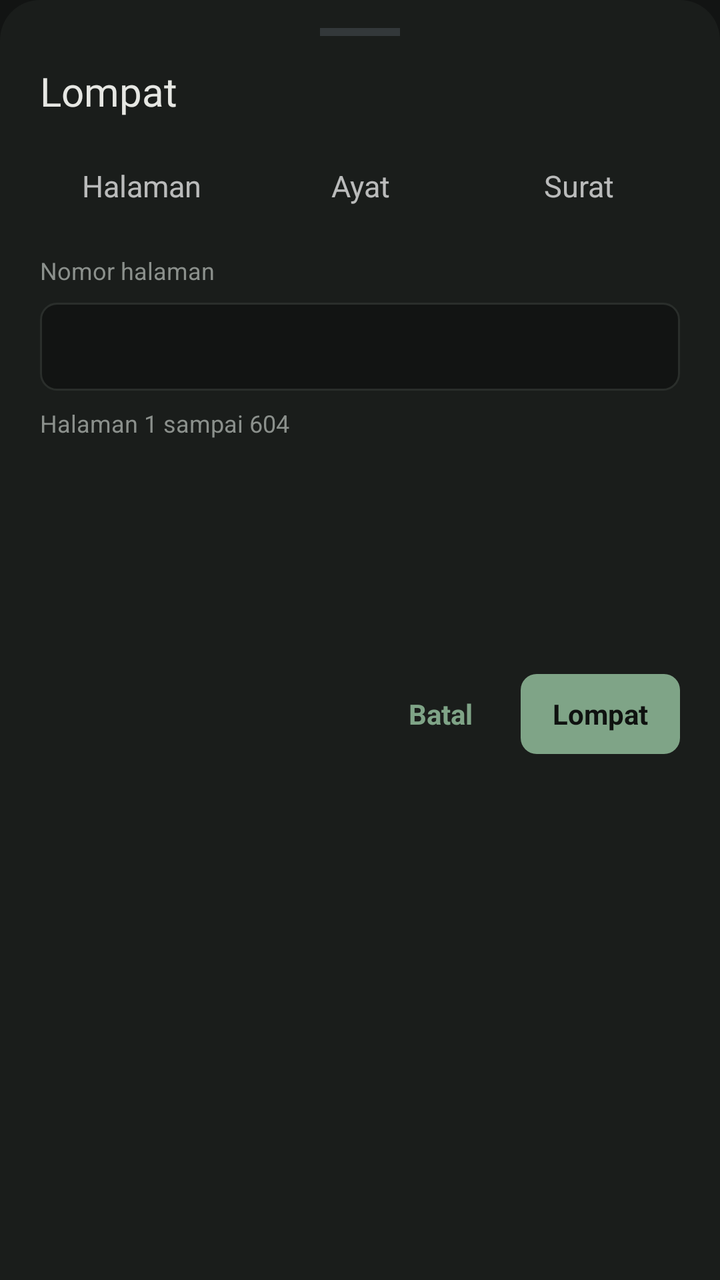
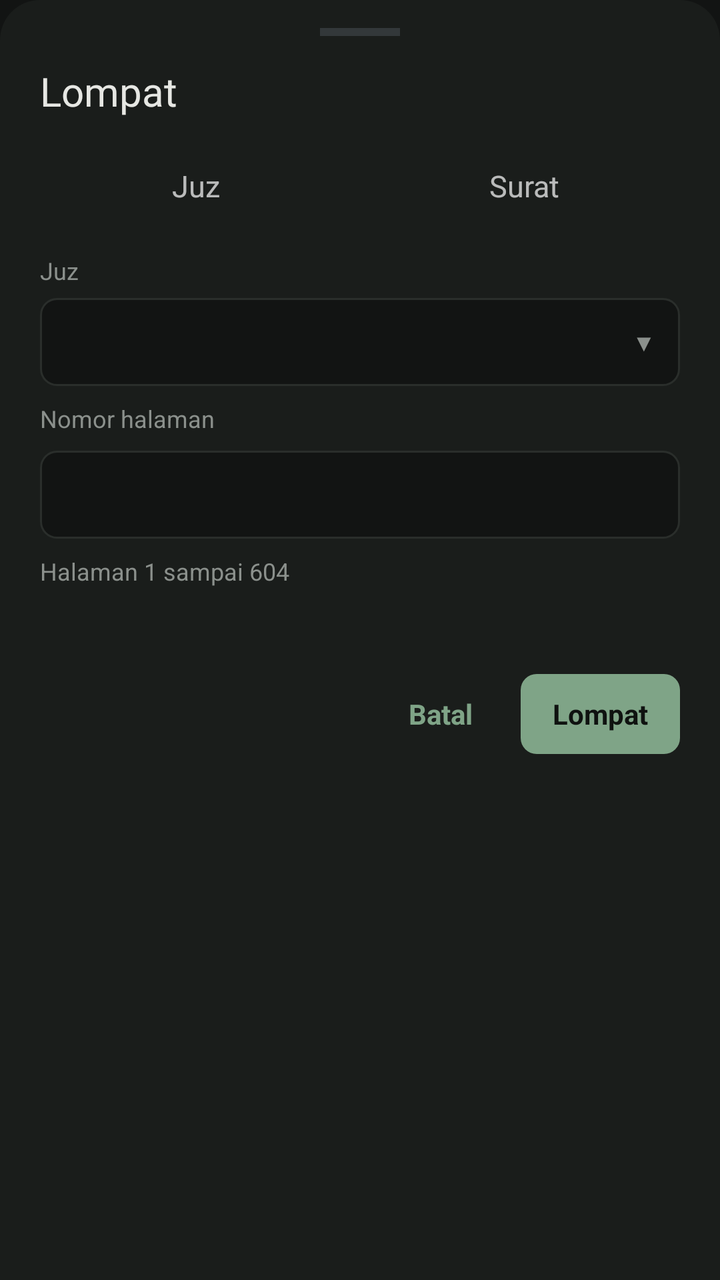

The first picture is an Android layout as it rendered before a commit; the second is the same layout after the commit. The layout source and the unified diff follow.
<!-- AndroidManifest.xml: application theme Theme.Alquran -->
<!-- res/layout/dialog_lompat.xml -->
<?xml version="1.0" encoding="utf-8"?>
<LinearLayout xmlns:android="http://schemas.android.com/apk/res/android"
    android:layout_width="match_parent"
    android:layout_height="match_parent"
    android:background="@drawable/bg_sheet"
    android:clipChildren="false"
    android:orientation="vertical"
    android:paddingStart="20dp"
    android:paddingTop="14dp"
    android:paddingEnd="20dp"
    android:paddingBottom="24dp">

    <View
        android:layout_width="40dp"
        android:layout_height="4dp"
        android:layout_gravity="center_horizontal"
        android:background="@color/frame" />

    <TextView
        android:layout_width="wrap_content"
        android:layout_height="wrap_content"
        android:layout_marginTop="14dp"
        android:fontFamily="@font/cardo_bold"
        android:text="@string/lompat_judul"
        android:textColor="@color/text"
        android:textSize="20sp" />

    <LinearLayout
        android:layout_width="match_parent"
        android:layout_height="40dp"
        android:layout_marginTop="14dp"
        android:orientation="horizontal">

        <TextView
            android:id="@+id/tab_halaman"
            android:layout_width="0dp"
            android:layout_height="match_parent"
            android:layout_weight="1"
            android:gravity="center"
            android:text="@string/lompat_halaman"
            android:textSize="15sp" />

        <TextView
            android:id="@+id/tab_ayat"
            android:layout_width="0dp"
            android:layout_height="match_parent"
            android:layout_marginStart="8dp"
            android:layout_weight="1"
            android:gravity="center"
            android:text="@string/lompat_ayat"
            android:textSize="15sp" />

        <TextView
            android:id="@+id/tab_surat"
            android:layout_width="0dp"
            android:layout_height="match_parent"
            android:layout_marginStart="8dp"
            android:layout_weight="1"
            android:gravity="center"
            android:text="@string/lompat_surat"
            android:textSize="15sp" />
    </LinearLayout>

    
    <FrameLayout
        android:layout_width="match_parent"
        android:layout_height="210dp"
        android:layout_marginTop="14dp"
        android:clipChildren="false"
        android:clipToPadding="false">

        <LinearLayout
            android:id="@+id/panel_halaman"
            android:layout_width="match_parent"
            android:layout_height="match_parent"
            android:orientation="vertical">

            <TextView
                android:layout_width="wrap_content"
                android:layout_height="wrap_content"
                android:text="@string/lompat_nomor_halaman"
                android:textColor="@color/muted"
                android:textSize="12sp" />

            <EditText
                android:id="@+id/inp_halaman"
                android:layout_width="match_parent"
                android:layout_height="44dp"
                android:layout_marginTop="8dp"
                android:background="@drawable/bg_isi"
                android:gravity="center_vertical"
                android:importantForAutofill="no"
                android:inputType="number"
                android:paddingStart="12dp"
                android:paddingEnd="12dp"
                android:singleLine="true"
                android:textColor="@color/text"
                android:textSize="15sp" />

            <TextView
                android:layout_width="wrap_content"
                android:layout_height="wrap_content"
                android:layout_marginTop="8dp"
                android:text="@string/lompat_hint_halaman"
                android:textColor="@color/muted"
                android:textSize="12sp" />
        </LinearLayout>

        <FrameLayout
            android:id="@+id/panel_ayat"
            android:layout_width="match_parent"
            android:layout_height="match_parent"
            android:clipChildren="false"
            android:clipToPadding="false"
            android:visibility="gone">

            <TextView
                android:layout_width="wrap_content"
                android:layout_height="wrap_content"
                android:text="@string/lompat_surat_label"
                android:textColor="@color/muted"
                android:textSize="12sp" />

            
            <LinearLayout
                android:id="@+id/btn_surat"
                android:layout_width="match_parent"
                android:layout_height="44dp"
                android:layout_marginTop="22dp"
                android:background="@drawable/bg_isi"
                android:clickable="true"
                android:focusable="true"
                android:gravity="center_vertical"
                android:orientation="horizontal"
                android:paddingStart="12dp"
                android:paddingEnd="12dp">

                <TextView
                    android:id="@+id/teks_surat"
                    android:layout_width="0dp"
                    android:layout_height="wrap_content"
                    android:layout_weight="1"
                    android:textColor="@color/text"
                    android:textSize="15sp" />

                <TextView
                    android:id="@+id/panah_surat"
                    android:layout_width="wrap_content"
                    android:layout_height="wrap_content"
                    android:text="@string/lompat_panah_bawah"
                    android:textColor="@color/muted"
                    android:textSize="12sp" />
            </LinearLayout>

            
            <ListView
                android:id="@+id/list_ayat"
                android:layout_width="match_parent"
                android:layout_height="198dp"
                android:layout_marginTop="74dp"
                android:background="@drawable/bg_menu"
                android:divider="@null"
                android:elevation="8dp"
                android:padding="4dp"
                android:visibility="gone" />

            <LinearLayout
                android:layout_width="match_parent"
                android:layout_height="wrap_content"
                android:layout_marginTop="74dp"
                android:orientation="vertical">

                <TextView
                    android:layout_width="wrap_content"
                    android:layout_height="wrap_content"
                    android:text="@string/lompat_ayat_label"
                    android:textColor="@color/muted"
                    android:textSize="12sp" />

                <EditText
                    android:id="@+id/inp_ayat"
                    android:layout_width="match_parent"
                    android:layout_height="44dp"
                    android:layout_marginTop="8dp"
                    android:background="@drawable/bg_isi"
                    android:gravity="center_vertical"
                    android:importantForAutofill="no"
                    android:inputType="number"
                    android:paddingStart="12dp"
                    android:paddingEnd="12dp"
                    android:singleLine="true"
                    android:textColor="@color/text"
                    android:textSize="15sp" />

                <TextView
                    android:id="@+id/hint_ayat"
                    android:layout_width="wrap_content"
                    android:layout_height="wrap_content"
                    android:layout_marginTop="8dp"
                    android:textColor="@color/muted"
                    android:textSize="12sp" />
            </LinearLayout>
        </FrameLayout>

        <FrameLayout
            android:id="@+id/panel_surat"
            android:layout_width="match_parent"
            android:layout_height="match_parent"
            android:visibility="gone">

            <ListView
                android:id="@+id/list_surat"
                android:layout_width="match_parent"
                android:layout_height="match_parent"
                android:divider="@null" />
        </FrameLayout>
    </FrameLayout>

    <LinearLayout
        android:layout_width="match_parent"
        android:layout_height="40dp"
        android:gravity="end|center_vertical"
        android:orientation="horizontal">

        <TextView
            android:id="@+id/btn_batal"
            android:layout_width="wrap_content"
            android:layout_height="match_parent"
            android:gravity="center"
            android:paddingStart="16dp"
            android:paddingEnd="16dp"
            android:text="@string/lompat_batal"
            android:textColor="@color/accent"
            android:textSize="14sp"
            android:textStyle="bold" />

        <TextView
            android:id="@+id/btn_lompat"
            android:layout_width="wrap_content"
            android:layout_height="match_parent"
            android:layout_marginStart="8dp"
            android:background="@drawable/bg_tab_on"
            android:gravity="center"
            android:paddingStart="16dp"
            android:paddingEnd="16dp"
            android:text="@string/lompat_lompat"
            android:textColor="#0F1210"
            android:textSize="14sp"
            android:textStyle="bold" />
    </LinearLayout>
</LinearLayout>
<!-- resources referenced by this layout -->
<resources>
  <color name="accent">#7FA487</color>
  <color name="frame">#33383A</color>
  <color name="muted">#8B908C</color>
  <color name="text">#E6E7E3</color>
  <!-- drawable bg_isi (drawable) -->
  <?xml version="1.0" encoding="utf-8"?>
  <shape xmlns:android="http://schemas.android.com/apk/res/android" android:shape="rectangle">
      <solid android:color="@color/bg" />
      <stroke android:width="1dp" android:color="@color/line" />
      <corners android:radius="8dp" />
  </shape>
  <!-- drawable bg_menu (drawable) -->
  <?xml version="1.0" encoding="utf-8"?>
  <shape xmlns:android="http://schemas.android.com/apk/res/android" android:shape="rectangle">
      <solid android:color="@color/surface" />
      <stroke android:width="1dp" android:color="@color/line" />
      <corners android:radius="8dp" />
  </shape>
  <!-- drawable bg_sheet (drawable) -->
  <?xml version="1.0" encoding="utf-8"?>
  <shape xmlns:android="http://schemas.android.com/apk/res/android" android:shape="rectangle">
      <solid android:color="@color/surface" />
      <corners
          android:topLeftRadius="20dp"
          android:topRightRadius="20dp"
          android:bottomLeftRadius="0dp"
          android:bottomRightRadius="0dp" />
  </shape>
  <!-- drawable bg_tab_on (drawable) -->
  <?xml version="1.0" encoding="utf-8"?>
  <shape xmlns:android="http://schemas.android.com/apk/res/android" android:shape="rectangle">
      <solid android:color="@color/accent" />
      <corners android:radius="8dp" />
  </shape>
  <string name="lompat_ayat">Ayat</string>
  <string name="lompat_ayat_label">Nomor ayat</string>
  <string name="lompat_batal">Batal</string>
  <string name="lompat_halaman">Halaman</string>
  <string name="lompat_hint_halaman">Halaman 1 sampai 604</string>
  <string name="lompat_judul">Lompat</string>
  <string name="lompat_lompat">Lompat</string>
  <string name="lompat_nomor_halaman">Nomor halaman</string>
  <string name="lompat_panah_bawah">▼</string>
  <string name="lompat_surat">Surat</string>
  <string name="lompat_surat_label">Surat</string>
  <style name="Theme.Alquran" parent="Theme.AppCompat.NoActionBar">
          <item name="android:windowBackground">@color/bg</item>
          <item name="android:statusBarColor">@color/bg</item>
          <item name="android:navigationBarColor">@color/bg</item>
          <item name="android:windowLightStatusBar">false</item>
      </style>
  <color name="bg">#121413</color>
  <color name="line">#2A2E2B</color>
  <color name="surface">#1A1D1B</color>
</resources>

<!-- the commit's change to res/layout/dialog_lompat.xml (unified diff, before → after) -->
@@ -32,22 +32,12 @@
         android:orientation="horizontal">
 
         <TextView
-            android:id="@+id/tab_halaman"
+            android:id="@+id/tab_juz"
             android:layout_width="0dp"
             android:layout_height="match_parent"
             android:layout_weight="1"
             android:gravity="center"
-            android:text="@string/lompat_halaman"
-            android:textSize="15sp" />
-
-        <TextView
-            android:id="@+id/tab_ayat"
-            android:layout_width="0dp"
-            android:layout_height="match_parent"
-            android:layout_marginStart="8dp"
-            android:layout_weight="1"
-            android:gravity="center"
-            android:text="@string/lompat_ayat"
+            android:text="@string/lompat_juz"
             android:textSize="15sp" />
 
         <TextView
@@ -69,61 +59,23 @@
         android:clipChildren="false"
         android:clipToPadding="false">
 
-        <LinearLayout
-            android:id="@+id/panel_halaman"
+        
+        <FrameLayout
+            android:id="@+id/panel_juz"
             android:layout_width="match_parent"
             android:layout_height="match_parent"
-            android:orientation="vertical">
+            android:clipChildren="false"
+            android:clipToPadding="false">
 
             <TextView
                 android:layout_width="wrap_content"
                 android:layout_height="wrap_content"
-                android:text="@string/lompat_nomor_halaman"
+                android:text="@string/lompat_juz"
                 android:textColor="@color/muted"
                 android:textSize="12sp" />
 
-            <EditText
-                android:id="@+id/inp_halaman"
-                android:layout_width="match_parent"
-                android:layout_height="44dp"
-                android:layout_marginTop="8dp"
-                android:background="@drawable/bg_isi"
-                android:gravity="center_vertical"
-                android:importantForAutofill="no"
-                android:inputType="number"
-                android:paddingStart="12dp"
-                android:paddingEnd="12dp"
-                android:singleLine="true"
-                android:textColor="@color/text"
-                android:textSize="15sp" />
-
-            <TextView
-                android:layout_width="wrap_content"
-                android:layout_height="wrap_content"
-                android:layout_marginTop="8dp"
-                android:text="@string/lompat_hint_halaman"
-                android:textColor="@color/muted"
-                android:textSize="12sp" />
-        </LinearLayout>
-
-        <FrameLayout
-            android:id="@+id/panel_ayat"
-            android:layout_width="match_parent"
-            android:layout_height="match_parent"
-            android:clipChildren="false"
-            android:clipToPadding="false"
-            android:visibility="gone">
-
-            <TextView
-                android:layout_width="wrap_content"
-                android:layout_height="wrap_content"
-                android:text="@string/lompat_surat_label"
-                android:textColor="@color/muted"
-                android:textSize="12sp" />
-
-            
-            <LinearLayout
-                android:id="@+id/btn_surat"
+            <LinearLayout
+                android:id="@+id/btn_juz"
                 android:layout_width="match_parent"
                 android:layout_height="44dp"
                 android:layout_marginTop="22dp"
@@ -136,7 +88,7 @@
                 android:paddingEnd="12dp">
 
                 <TextView
-                    android:id="@+id/teks_surat"
+                    android:id="@+id/teks_juz"
                     android:layout_width="0dp"
                     android:layout_height="wrap_content"
                     android:layout_weight="1"
@@ -144,7 +96,7 @@
                     android:textSize="15sp" />
 
                 <TextView
-                    android:id="@+id/panah_surat"
+                    android:id="@+id/panah_juz"
                     android:layout_width="wrap_content"
                     android:layout_height="wrap_content"
                     android:text="@string/lompat_panah_bawah"
@@ -154,7 +106,7 @@
 
             
             <ListView
-                android:id="@+id/list_ayat"
+                android:id="@+id/list_juz"
                 android:layout_width="match_parent"
                 android:layout_height="198dp"
                 android:layout_marginTop="74dp"
@@ -173,12 +125,12 @@
                 <TextView
                     android:layout_width="wrap_content"
                     android:layout_height="wrap_content"
-                    android:text="@string/lompat_ayat_label"
+                    android:text="@string/lompat_nomor_halaman"
                     android:textColor="@color/muted"
                     android:textSize="12sp" />
 
                 <EditText
-                    android:id="@+id/inp_ayat"
+                    android:id="@+id/inp_halaman"
                     android:layout_width="match_parent"
                     android:layout_height="44dp"
                     android:layout_marginTop="8dp"
@@ -190,29 +142,114 @@
                     android:paddingEnd="12dp"
                     android:singleLine="true"
                     android:textColor="@color/text"
-                    android:textSize="15sp" />
-
-                <TextView
-                    android:id="@+id/hint_ayat"
-                    android:layout_width="wrap_content"
-                    android:layout_height="wrap_content"
-                    android:layout_marginTop="8dp"
+                    android:textColorHint="@color/muted"
+                    android:textSize="15sp" />
+
+                <TextView
+                    android:id="@+id/hint_halaman"
+                    android:layout_width="wrap_content"
+                    android:layout_height="wrap_content"
+                    android:layout_marginTop="8dp"
+                    android:text="@string/lompat_hint_halaman"
                     android:textColor="@color/muted"
                     android:textSize="12sp" />
             </LinearLayout>
         </FrameLayout>
 
+        
         <FrameLayout
             android:id="@+id/panel_surat"
             android:layout_width="match_parent"
             android:layout_height="match_parent"
+            android:clipChildren="false"
+            android:clipToPadding="false"
             android:visibility="gone">
+
+            <TextView
+                android:layout_width="wrap_content"
+                android:layout_height="wrap_content"
+                android:text="@string/lompat_surat_label"
+                android:textColor="@color/muted"
+                android:textSize="12sp" />
+
+            <LinearLayout
+                android:id="@+id/btn_surat"
+                android:layout_width="match_parent"
+                android:layout_height="44dp"
+                android:layout_marginTop="22dp"
+                android:background="@drawable/bg_isi"
+                android:clickable="true"
+                android:focusable="true"
+                android:gravity="center_vertical"
+                android:orientation="horizontal"
+                android:paddingStart="12dp"
+                android:paddingEnd="12dp">
+
+                <TextView
+                    android:id="@+id/teks_surat"
+                    android:layout_width="0dp"
+                    android:layout_height="wrap_content"
+                    android:layout_weight="1"
+                    android:textColor="@color/text"
+                    android:textSize="15sp" />
+
+                <TextView
+                    android:id="@+id/panah_surat"
+                    android:layout_width="wrap_content"
+                    android:layout_height="wrap_content"
+                    android:text="@string/lompat_panah_bawah"
+                    android:textColor="@color/muted"
+                    android:textSize="12sp" />
+            </LinearLayout>
 
             <ListView
                 android:id="@+id/list_surat"
                 android:layout_width="match_parent"
-                android:layout_height="match_parent"
-                android:divider="@null" />
+                android:layout_height="198dp"
+                android:layout_marginTop="74dp"
+                android:background="@drawable/bg_menu"
+                android:divider="@null"
+                android:elevation="8dp"
+                android:padding="4dp"
+                android:visibility="gone" />
+
+            <LinearLayout
+                android:layout_width="match_parent"
+                android:layout_height="wrap_content"
+                android:layout_marginTop="74dp"
+                android:orientation="vertical">
+
+                <TextView
+                    android:layout_width="wrap_content"
+                    android:layout_height="wrap_content"
+                    android:text="@string/lompat_ayat_label"
+                    android:textColor="@color/muted"
+                    android:textSize="12sp" />
+
+                <EditText
+                    android:id="@+id/inp_ayat"
+                    android:layout_width="match_parent"
+                    android:layout_height="44dp"
+                    android:layout_marginTop="8dp"
+                    android:background="@drawable/bg_isi"
+                    android:gravity="center_vertical"
+                    android:importantForAutofill="no"
+                    android:inputType="number"
+                    android:paddingStart="12dp"
+                    android:paddingEnd="12dp"
+                    android:singleLine="true"
+                    android:textColor="@color/text"
+                    android:textColorHint="@color/muted"
+                    android:textSize="15sp" />
+
+                <TextView
+                    android:id="@+id/hint_ayat"
+                    android:layout_width="wrap_content"
+                    android:layout_height="wrap_content"
+                    android:layout_marginTop="8dp"
+                    android:textColor="@color/muted"
+                    android:textSize="12sp" />
+            </LinearLayout>
         </FrameLayout>
     </FrameLayout>
 
<!-- resource entries referenced after the edit -->
@@ -34,12 +34,11 @@
       <solid android:color="@color/accent" />
       <corners android:radius="8dp" />
   </shape>
-  <string name="lompat_ayat">Ayat</string>
   <string name="lompat_ayat_label">Nomor ayat</string>
   <string name="lompat_batal">Batal</string>
-  <string name="lompat_halaman">Halaman</string>
   <string name="lompat_hint_halaman">Halaman 1 sampai 604</string>
   <string name="lompat_judul">Lompat</string>
+  <string name="lompat_juz">Juz</string>
   <string name="lompat_lompat">Lompat</string>
   <string name="lompat_nomor_halaman">Nomor halaman</string>
   <string name="lompat_panah_bawah">▼</string>
